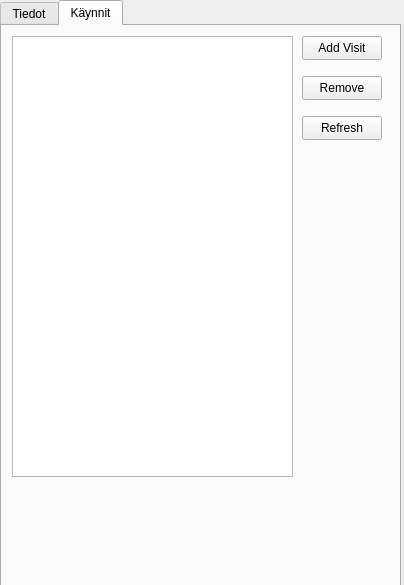
This is customerinfo.ui in juhotuominen/CustomerManagerQT as Qt 5 draws it before an edit. The edited form follows.
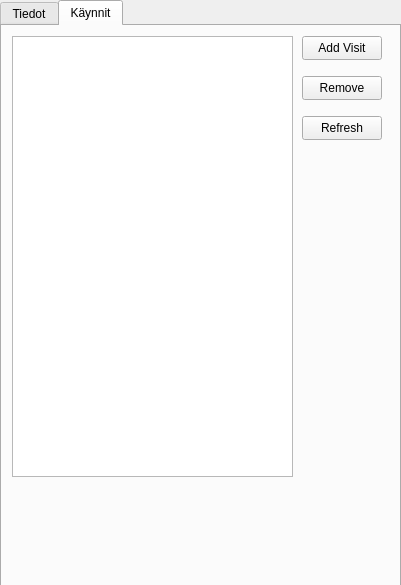
This is the edited form. The open tabs and pages were chosen to show the change.

What changed in the file:
```diff
--- a/customerinfo.ui
+++ b/customerinfo.ui
@@ -6,7 +6,7 @@
    <rect>
     <x>0</x>
     <y>0</y>
-    <width>404</width>
+    <width>401</width>
     <height>585</height>
    </rect>
   </property>
```
Left out of the diff: 2 changed lines with no effect on the pictures.
